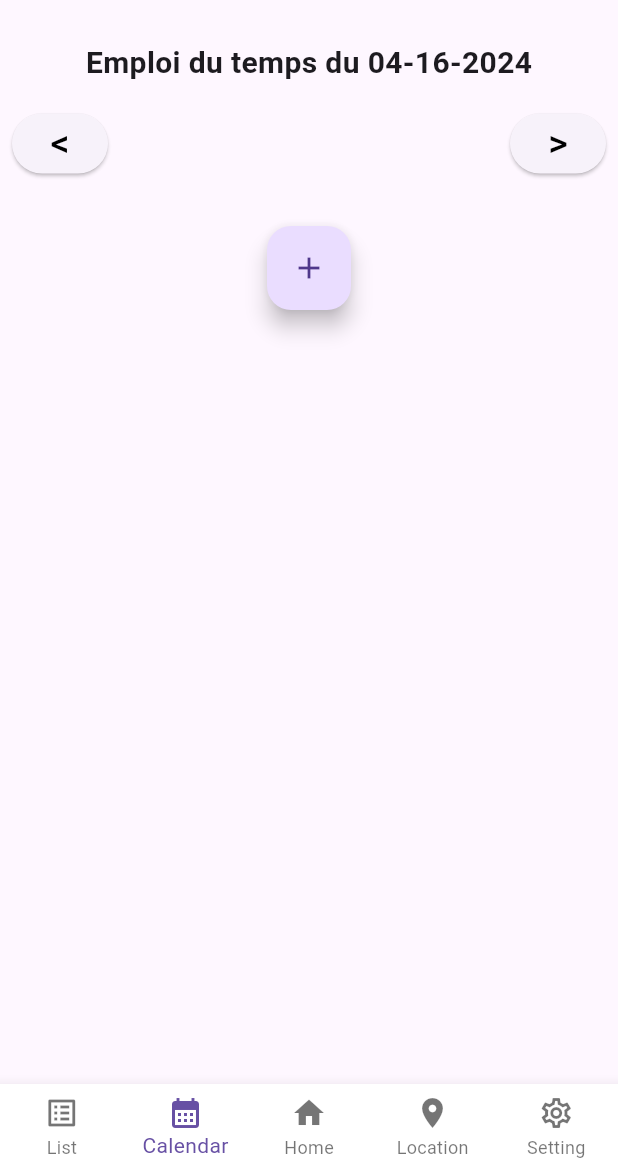
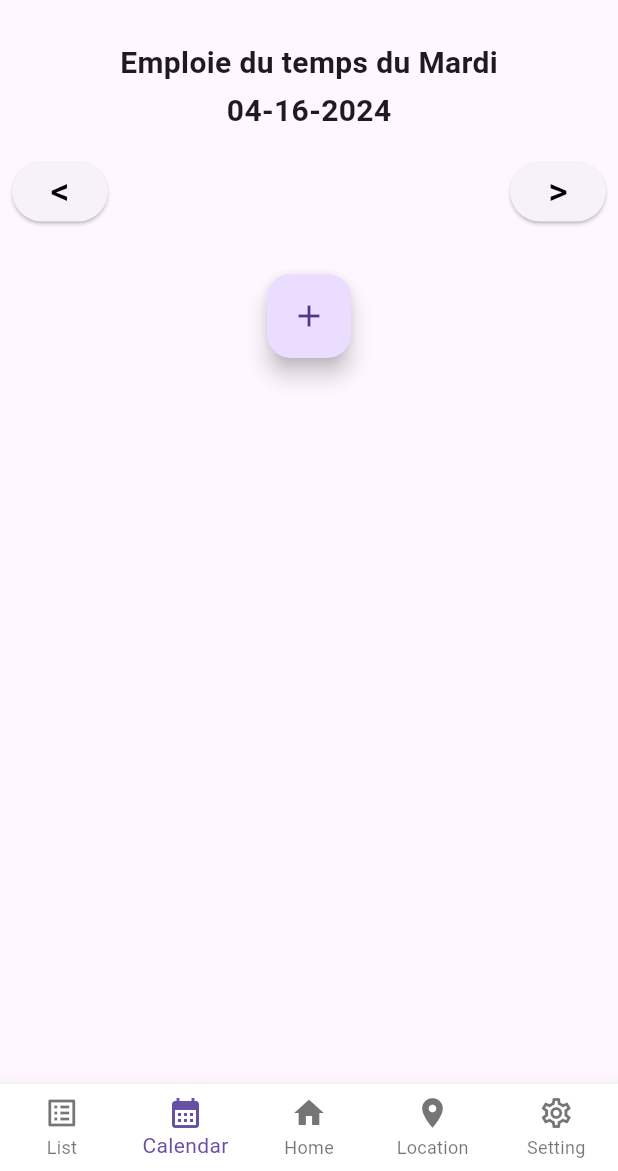
Before and after one commit to FeloxleF/ActivMind, a Flutter app: the Calendar screen opened directly, on a phone screen of 412 x 824 dp, the part 65-1236 px from its top. Run offline on Flutter 3.47's test engine with Material 3 defaults, Android fonts, the phone set to English and light mode, and no system bars; our stand-ins replace geolocator, logger, shared_preferences, toast; missing offline and left inert: dart:ffi; accounts and stored records are empty; network calls fail; Roboto replaces fonts that are missing (Arial, Nunito).

Commit message:
weekday on task manager

```diff
--- a/lib/Screens/Calendar.dart
+++ b/lib/Screens/Calendar.dart
@@ -121,6 +121,16 @@ class __CalendarState extends State<Calendar> {
     }
   }
 
+  Map<String, String> weekdays = {
+    'Monday': 'Lundi',
+    'Tuesday': 'Mardi',
+    'Wednesday': 'Mercredi',
+    'Thursday': 'Jeudi',
+    'Friday': 'Vendredi',
+    'Saturday': 'Samedi',
+    'Sunday': 'Dimanche',
+  };
+
   int _currentIndex = 1;
 
   void _onItemTapped(int index) {
@@ -185,6 +195,7 @@ class __CalendarState extends State<Calendar> {
       default:
         currentPage = const TaskList(); // Default to the first page
     }
+
     return Scaffold(
       appBar: const MyAppBar(),
 
@@ -193,7 +204,16 @@ class __CalendarState extends State<Calendar> {
           children: <Widget>[
             const SizedBox(height: 15),
             Text(
-              'Emploi du temps du $selectedDayFormatted2',
+              'Emploie du temps du ${weekdays[DateFormat('EEEE').format(selectedDay)]}',
+              style: const TextStyle(
+                fontWeight: FontWeight.bold,
+                fontSize: 20,
+                fontFamily: 'Nunito',
+              ),
+            ),
+            const SizedBox(height: 3),
+            Text(
+              selectedDayFormatted2,
               style: const TextStyle(
                 fontWeight: FontWeight.bold,
                 fontSize: 20,
--- a/lib/Screens/createtask.dart
+++ b/lib/Screens/createtask.dart
@@ -167,7 +167,7 @@ class _createTaskState extends State<createTask> {
       if (form!.validate()) {
         SharedPreferences prefs = await SharedPreferences.getInstance();
         final token = prefs.getString('token');
-        final String apiUrl = 'http://10.0.2.2:8000/tasks/${taskData?["id"]}/';
+        final String apiUrl = 'http://10.0.2.2:8000/tasks/${taskData["id"]}/';
         print(apiUrl);
         final response = await http.put(
           Uri.parse(apiUrl),
--- a/lib/main.dart
+++ b/lib/main.dart
@@ -1,5 +1,6 @@
 //import 'package:activmind_app/Screens/inscrire.dart';
 import 'dart:convert';
+import 'package:intl/date_symbol_data_file.dart';
 import 'package:logger/logger.dart';
 import 'package:flutter/material.dart';
 import 'package:http/http.dart' as http;
```
